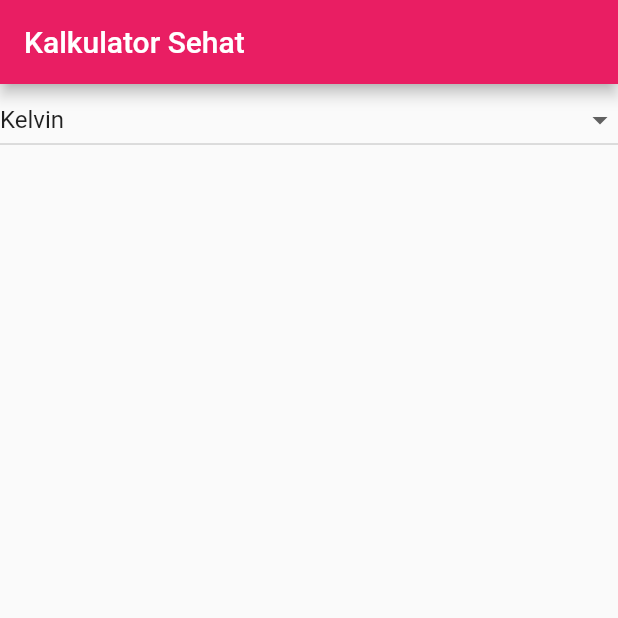
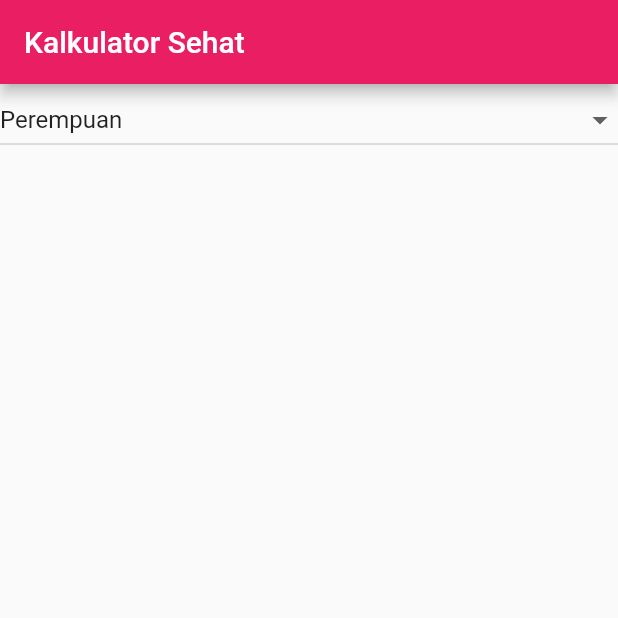
Before and after one commit to ayuariesta/dicoding_ayu_ariesta, a Flutter app: the screen it shows after launch, on a phone screen of 412 x 824 dp, the top half of it. Run offline on Flutter 3.47's test engine with Material 2 defaults, Android fonts, the phone set to English and light mode, and no system bars.

Commit message:
mengeset parameter dan mengisi fungsi onchanged

```diff
--- a/lib/main.dart
+++ b/lib/main.dart
@@ -12,6 +12,8 @@ class MyApp extends StatefulWidget {
 
 class _MyAppState extends State<MyApp> {
   var listJenis = ["Laki-laki", "Perempuan"];
+  String _jenis = "Perempuan";
+
   @override
   Widget build(BuildContext context) {
     return MaterialApp(
@@ -27,17 +29,20 @@ class _MyAppState extends State<MyApp> {
         ),
         body: Column(
           children: [
-            DropdownButton(
-              //dropdown yang digunakan untuk memasukkan jenis kelamin
-              items: [
-                DropdownMenuItem(
-                    value: "Kelvin", child: Container(child: Text("Kelvin"))),
-                DropdownMenuItem(
-                    value: "Reamur", child: Container(child: Text("Reamur"))),
-              ],
+            DropdownButton<String>(
+              items: listJenis.map((String value) {
+                return DropdownMenuItem<String>(
+                  value: value,
+                  child: Text(value),
+                );
+              }).toList(),
               isExpanded: true,
-              value: "Kelvin",
-              onChanged: (value) {},
+              value: _jenis,
+              onChanged: (String changeValue) {
+                setState(() {
+                  _jenis = changeValue;
+                });
+              },
             ),
           ],
         ),
```
